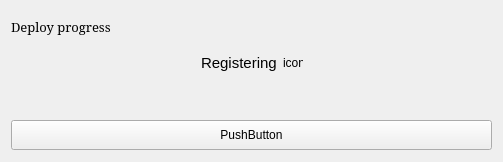
First picture: the form in UserApp/DeployProgressPanel.ui, repository proximax-storage/cpp-xpx-storage-user-app, before the edit.
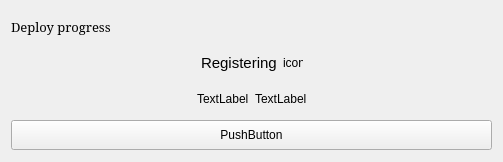
Second picture: the form after the edit.

Commit message: Fix bug in deploy progress title

Diff of the .ui file:
```diff
--- a/UserApp/DeployProgressPanel.ui
+++ b/UserApp/DeployProgressPanel.ui
@@ -157,6 +157,9 @@
            <height>30</height>
           </size>
          </property>
+         <property name="text">
+          <string>TextLabel</string>
+         </property>
         </widget>
        </item>
        <item>
@@ -173,6 +176,9 @@
            <height>30</height>
           </size>
          </property>
+         <property name="text">
+          <string>TextLabel</string>
+         </property>
         </widget>
        </item>
        <item>
```
The commit also changes 1 other file.
